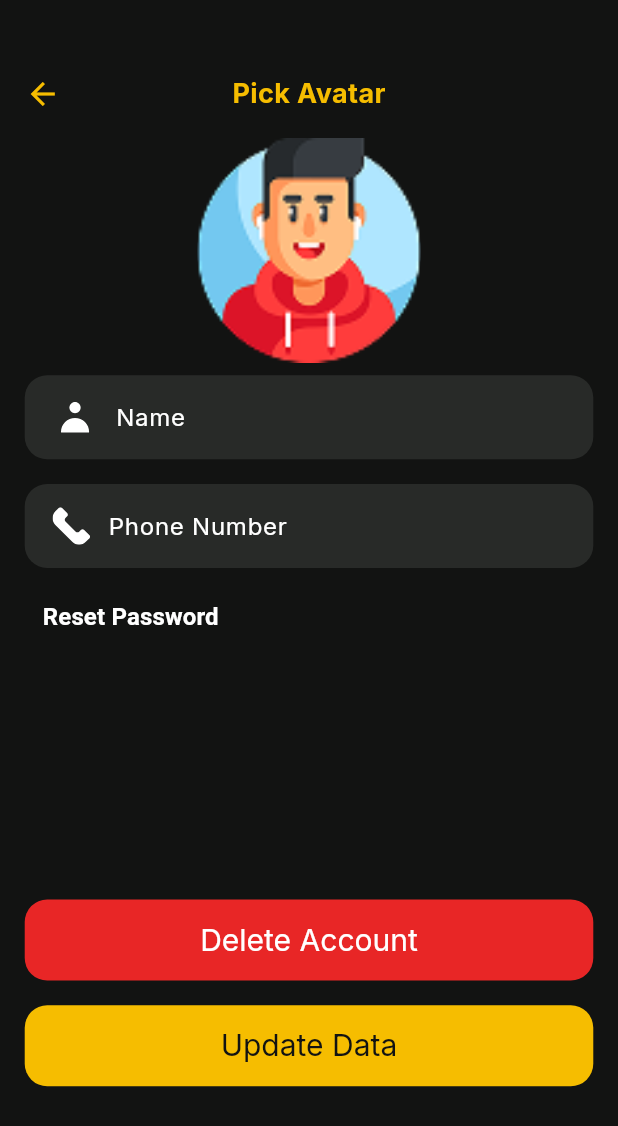
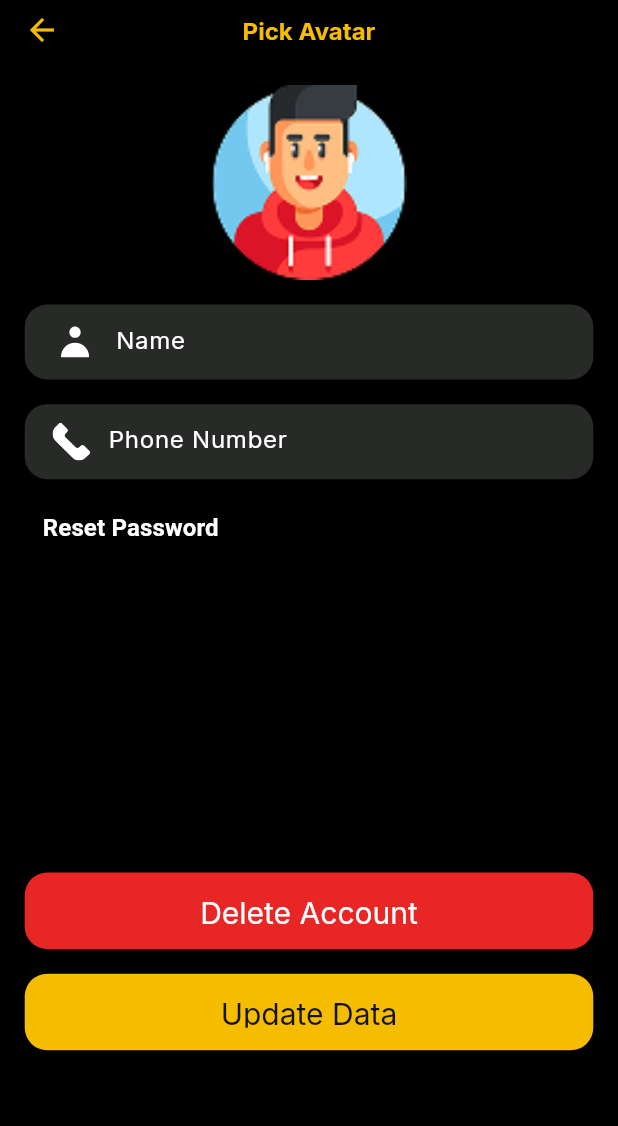
Before and after one commit to AhmedWalied26/Movies_App, a Flutter app: the UpdateProfileScreen screen opened by its route, on a phone screen of 412 x 824 dp. Shown: the top 1126 px of the screen. Run offline on Flutter 3.47's test engine with Material 3 defaults, Android fonts, the phone set to English and light mode, and no system bars; our stand-ins replace carousel_slider, flutter_svg, google_fonts.

Commit message:
refactor(profile): update profile screen layout and styles
- Update UI components and styles in update_profile_screen and app_styles
- Adjust layout configurations and file structures

```diff
--- a/lib/features/main/update_profile/update_profile_screen.dart
+++ b/lib/features/main/update_profile/update_profile_screen.dart
@@ -17,7 +17,32 @@ class UpdateProfileScreen extends StatefulWidget {
 
 class _UpdateProfileScreenState extends State<UpdateProfileScreen> {
   String selectedAvatar = AppAssets.profileImage8;
-  bool isPickingAvatar = false;
+
+  void _showAvatarBottomSheet() {
+    showModalBottomSheet(
+      context: context,
+      backgroundColor: AppColors.darkBlackColor,
+      shape: const RoundedRectangleBorder(
+        borderRadius: BorderRadius.vertical(top: Radius.circular(20)),
+      ),
+      builder: (context) {
+        return Padding(
+          padding: const EdgeInsets.all(16.0),
+          child: SingleChildScrollView(
+            child: UpdateProfileAvatar(
+              selectedAvatar: selectedAvatar,
+              onAvatarSelected: (newAvatar) {
+                setState(() {
+                  selectedAvatar = newAvatar;
+                });
+                Navigator.pop(context);
+              },
+            ),
+          ),
+        );
+      },
+    );
+  }
 
   @override
   Widget build(BuildContext context) {
@@ -26,92 +51,94 @@ class _UpdateProfileScreenState extends State<UpdateProfileScreen> {
     var l = AppLocalizations.of(context)!;
 
     return Scaffold(
-      backgroundColor: AppColors.blackColor,
+      backgroundColor: AppColors.darkBlackColor,
+      appBar: AppBar(
+        backgroundColor: Colors.transparent,
+        elevation: 0,
+        centerTitle: true,
+        toolbarHeight: 40,
+        leading: IconButton(
+          padding: EdgeInsets.zero,
+          icon: Icon(
+            Icons.arrow_back,
+            color: AppColors.primaryColor,
+          ),
+          onPressed: () => Navigator.pop(context),
+        ),
+        title: Text(
+          l.pick_Avatar,
+          style: AppStyles.bold16Primary,
+        ),
+      ),
       body: Padding(
         padding: EdgeInsets.symmetric(
           horizontal: width * 0.04,
-          vertical: height * 0.06,
+          vertical: height * 0.02,
         ),
         child: SingleChildScrollView(
           child: Column(
             crossAxisAlignment: CrossAxisAlignment.start,
             children: [
-              Stack(
-                alignment: Alignment.center,
-                children: [
-                  Align(
-                    alignment: Alignment.centerLeft,
-                    child: GestureDetector(
-                      onTap: () => Navigator.pop(context),
-                      child: Icon(
-                        Icons.arrow_back,
-                        color: AppColors.primaryColor,
-                      ),
-                    ),
-                  ),
-                  Text(l.pick_Avatar, style: AppStyles.bold18Primary),
-                ],
-              ),
-              SizedBox(height: height * 0.02),
+              SizedBox(height: height * 0.00),
               Center(
                 child: GestureDetector(
-                  onTap: () {
-                    setState(() {
-                      isPickingAvatar = !isPickingAvatar;
-                    });
-                  },
+                  onTap: _showAvatarBottomSheet,
                   child: Image.asset(
                     selectedAvatar,
-                    width: 150,
-                    height: 150,
-                    fit: .cover,
+                    width: 130,
+                    height: 130,
+                    fit: BoxFit.cover,
                   ),
                 ),
               ),
-              SizedBox(height: height * 0.01),
-              CustomTextField(
-                title: l.name,
-                prefix: SvgPicture.asset(AppAssets.profileNameIcon),
+              SizedBox(height: height * 0.02),
+
+              SizedBox(
+                height: 50,
+                child: CustomTextField(
+                  title: l.name,
+                  prefix: SvgPicture.asset(AppAssets.profileNameIcon),
+                ),
               ),
+
               SizedBox(height: height * 0.02),
-              CustomTextField(
-                title: l.phone_Number,
-                prefix: SvgPicture.asset(AppAssets.phoneIcon),
+
+              SizedBox(
+                height: 50,
+                child: CustomTextField(
+                  title: l.phone_Number,
+                  prefix: SvgPicture.asset(AppAssets.phoneIcon),
+                ),
               ),
+
               SizedBox(height: height * 0.01),
               TextButton(
                 onPressed: () {},
                 child: Text(l.reset_Password, style: AppStyles.bold16White),
               ),
 
-              SizedBox(height: height * 0.10),
-              if (isPickingAvatar) ...[
-                UpdateProfileAvatar(
-                  selectedAvatar: selectedAvatar,
-                  onAvatarSelected: (newAvatar) {
-                    setState(() {
-                      selectedAvatar = newAvatar;
-                      isPickingAvatar = false;
-                    });
-                  },
-                ),
-                SizedBox(height: height * 0.04),
-              ],
-              if (!isPickingAvatar) ...[
-                SizedBox(height: height * 0.10),
-                CustomElevatedButton(
+              SizedBox(height: height * 0.25),
+
+              SizedBox(
+                height: 51,
+                child: CustomElevatedButton(
                   bgColor: AppColors.redColor,
                   onPressedButton2: () {},
                   title: l.delete_Account,
                   style: AppStyles.regular20White,
                 ),
-                SizedBox(height: height * 0.02),
-                CustomElevatedButton(
+              ),
+
+              SizedBox(height: height * 0.02),
+
+              SizedBox(
+                height: 51,
+                child: CustomElevatedButton(
                   onPressedButton2: () {},
                   title: l.update_Data,
                   style: AppStyles.regular20Black,
                 ),
-              ],
+              ),
             ],
           ),
         ),
--- a/lib/main.dart
+++ b/lib/main.dart
@@ -43,7 +43,7 @@ class MoviesApp extends StatelessWidget {
         AppRoutes.loginScreen: (context) => const LoginScreen(),
         AppRoutes.registerScreen: (context) => const RegisterScreen(),
         AppRoutes.forgotPasswordScreen: (context) =>
-            const ForgetPasswordScreen(),
+        const ForgetPasswordScreen(),
         AppRoutes.onboardingScreen: (context) => OnBoardingScreens(),
         AppRoutes.browseScreen: (context) => BrowseTab(),
         AppRoutes.profileScreen: (context) => ProfileTab(),
--- a/lib/utils/app_styles.dart
+++ b/lib/utils/app_styles.dart
@@ -26,6 +26,11 @@ class AppStyles {
   );
   static TextStyle bold18Primary = GoogleFonts.inter(
     fontSize: 18,
+    fontWeight: FontWeight.bold,
+    color: AppColors.primaryColor,
+  );
+  static TextStyle bold16Primary = GoogleFonts.inter(
+    fontSize: 16,
     fontWeight: FontWeight.bold,
     color: AppColors.primaryColor,
   );
```
Also changed, not shown: lib/features/main/update_profile/widgets/update_profile_avatar.dart (line endings or trailing spaces).
